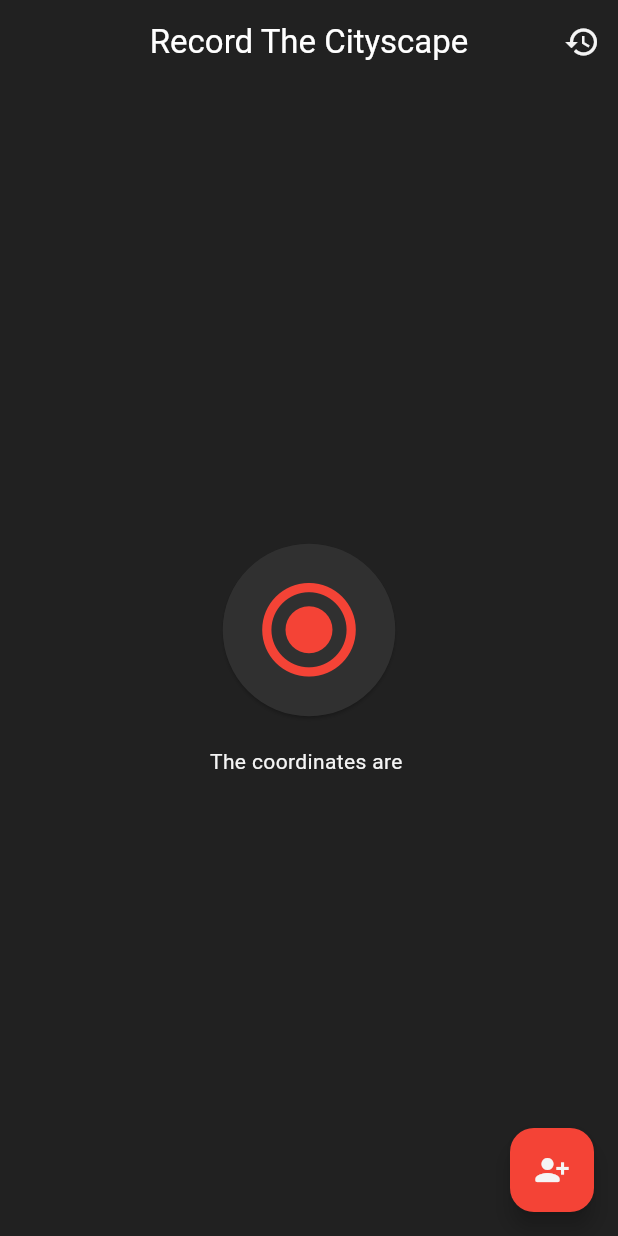
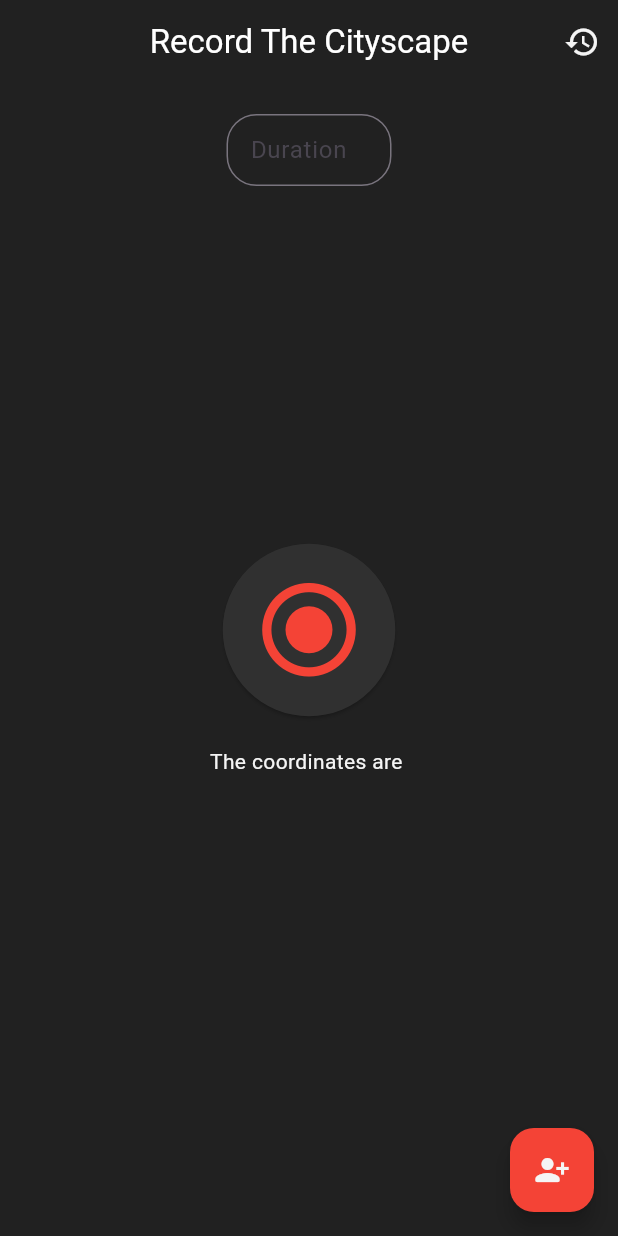
Before and after one commit to SreedevT/dataman, a Flutter app: the screen it shows after launch, on a phone screen of 412 x 824 dp. Run offline on Flutter 3.47's test engine with Material 3 defaults, Android fonts, the phone set to English and light mode, and no system bars; our stand-ins replace circular_countdown_timer, firebase_core, fluttertoast, geocoding, geolocator, shared_preferences; missing offline and left inert: record; accounts and stored records are empty.

Commit message:
added user defined duration

```diff
--- a/lib/home.dart
+++ b/lib/home.dart
@@ -16,6 +16,7 @@ class HomePage extends StatefulWidget {
 class _HomePageState extends State<HomePage> {
   // State Variables
   String name = "Default";
+  int duration = 15;
   bool _isRecording = false;
   String location = "";
   Position? position;
@@ -70,7 +71,12 @@ class _HomePageState extends State<HomePage> {
           ],
           actionsIconTheme: IconThemeData(color: Colors.grey[100]),
         ),
-        body: recordingIndicator(),
+        body: Stack(
+          children: [
+            durationBox(),
+            recordingIndicator(),
+          ],
+        ),
         floatingActionButton: FloatingActionButton(
           onPressed: showNameDialog,
           backgroundColor: Colors.red,
@@ -134,9 +140,10 @@ class _HomePageState extends State<HomePage> {
 
   CircularCountDownTimer countDown() {
     return CircularCountDownTimer(
+      key: ValueKey(duration),
       width: 110,
       height: 110,
-      duration: 3, // TODO Set the duration to 15 seconds
+      duration: duration, // TODO Set the duration to 15 seconds
       fillColor: Colors.blue,
       ringColor: Colors.white,
       controller: timerController,
@@ -151,7 +158,7 @@ class _HomePageState extends State<HomePage> {
       isReverse: true,
       isReverseAnimation: true,
       onStart: () {
-        log('The timer has started');
+        log('The timer has started with duration $duration');
         setState(() {
           _isRecording = true;
         });
@@ -165,6 +172,39 @@ class _HomePageState extends State<HomePage> {
 
         recordController.stopRecording();
       },
+    );
+  }
+
+  Widget durationBox() {
+    return Align(
+      alignment: Alignment.topCenter,
+      child: Container(
+        margin: const EdgeInsets.only(top: 20),
+        width: 110, // Set this to the width of your record icon
+        child: TextField(
+          decoration: InputDecoration(
+            labelText: 'Duration',
+            hintText: 'Duration',
+            hintStyle: TextStyle(color: Colors.grey[400]),
+            // filled: true,
+            // fillColor: Colors.white,
+            border: OutlineInputBorder(
+              borderRadius: const BorderRadius.all(Radius.circular(
+                  20)), // This makes the TextField have rounded corners
+              borderSide: BorderSide(color: Colors.grey[100]!),
+            ),
+          ),
+          style: TextStyle(color: Colors.grey[100]),
+          enabled: !_isRecording,
+          keyboardType: TextInputType.number,
+          onChanged: (value) {
+            setState(() {
+              duration = int.parse(value);
+              log('The duration is $duration');
+            });
+          },
+        ),
+      ),
     );
   }
 
```
